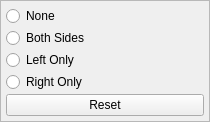
scribusproject/scribus, file scribus/ui/propertywidget_optmarginsbase.ui: the form before one commit.
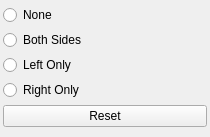
The form after the commit.

Commit message: #16494: Unify margins and spacing for properties palette, set 3 <bubu>

Patch:
```diff
--- a/scribus/ui/propertywidget_optmarginsbase.ui
+++ b/scribus/ui/propertywidget_optmarginsbase.ui
@@ -7,24 +7,27 @@
     <x>0</x>
     <y>0</y>
     <width>210</width>
-    <height>122</height>
+    <height>137</height>
    </rect>
   </property>
   <property name="windowTitle">
    <string notr="true">Frame</string>
   </property>
-  <property name="frameShape">
-   <enum>QFrame::StyledPanel</enum>
-  </property>
-  <property name="frameShadow">
-   <enum>QFrame::Raised</enum>
-  </property>
   <layout class="QVBoxLayout" name="verticalLayout">
    <property name="spacing">
-    <number>2</number>
+    <number>3</number>
    </property>
-   <property name="margin">
-    <number>5</number>
+   <property name="leftMargin">
+    <number>3</number>
+   </property>
+   <property name="topMargin">
+    <number>3</number>
+   </property>
+   <property name="rightMargin">
+    <number>3</number>
+   </property>
+   <property name="bottomMargin">
+    <number>3</number>
    </property>
    <item>
     <widget class="QRadioButton" name="optMarginRadioNone">
```
The commit also changes 19 other files.
